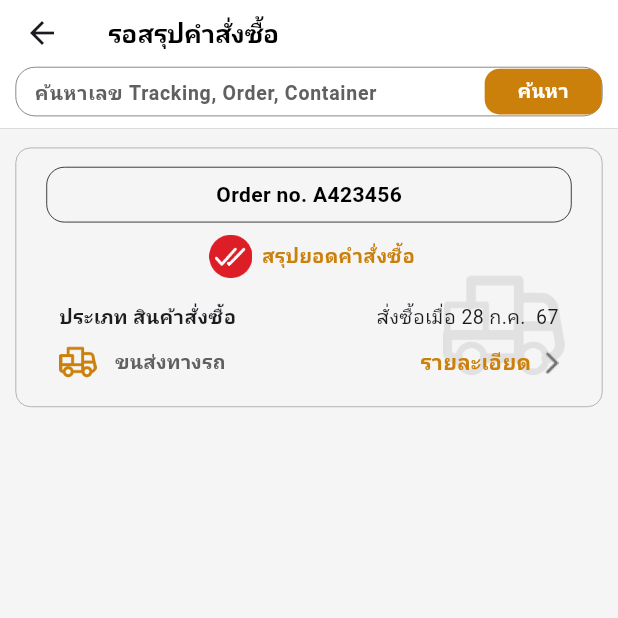
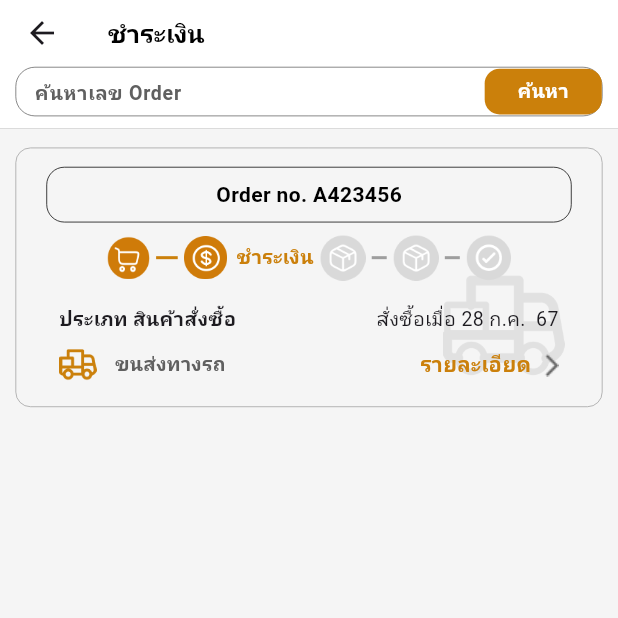
Before and after one commit to AshaTechCorporation/cookingapp, a Flutter app: the Waitpurchase screen opened directly, on a phone screen of 412 x 824 dp, the top half of it. Run offline on Flutter 3.47's test engine with Material 3 defaults, Android fonts, the phone set to English and light mode, and no system bars; our stand-ins replace dropdown_button2, dropdown_search, fl_chart, iconsax; Roboto replaces fonts that are missing (SukhumvitSet).

Commit message:
Edit Thawatchai V1

```diff
--- a/lib/track/waitpurchase.dart
+++ b/lib/track/waitpurchase.dart
@@ -12,7 +12,7 @@ class Waitpurchase extends StatelessWidget {
       appBar: AppBar(
         backgroundColor: white,
         title: Text(
-          'รอสรุปคำสั่งซื้อ',
+          'ชำระเงิน',
           style: TextStyle(fontSize: 17, color: Colors.black, fontWeight: FontWeight.bold),
         ),
         bottom: PreferredSize(
@@ -29,7 +29,7 @@ class Waitpurchase extends StatelessWidget {
                         flex: 8,
                         child: TextFormField(
                           decoration: InputDecoration(
-                            hintText: 'ค้นหาเลข Tracking, Order, Container ',
+                            hintText: 'ค้นหาเลข Order',
                             hintStyle: TextStyle(fontSize: 13, color: greyuserinfo, fontWeight: FontWeight.bold),
                             border: InputBorder.none,
                             contentPadding: EdgeInsets.only(bottom: size.height * 0.018, left: size.width * 0.03),
@@ -144,16 +144,68 @@ class Waitpurchase extends StatelessWidget {
                                     width: size.width * 0.01,
                                   ),
                                   Image.asset(
-                                    'assets/icons/waitsumready.png',
+                                    'assets/icons/waitsum.png',
+                                    height: size.height * 0.035,
+                                  ),
+                                  SizedBox(
+                                    width: size.width * 0.01,
+                                  ),
+                                  SizedBox(
+                                    width: size.width * 0.035,
+                                    child: Divider(
+                                      color: red1,
+                                      thickness: 2,
+                                    ),
+                                  ),
+                                  SizedBox(
+                                    width: size.width * 0.01,
+                                  ),
+                                  Image.asset(
+                                    'assets/icons/waitingorderpayment.png',
                                     height: size.height * 0.035,
                                   ),
                                   SizedBox(
                                     width: size.width * 0.015,
                                   ),
                                   Text(
-                                    'สรุปยอดคำสั่งซื้อ',
+                                    'ชำระเงิน',
                                     style: TextStyle(fontSize: 13, fontWeight: FontWeight.bold, color: red1),
-                                  )
+                                  ),
+                                  SizedBox(
+                                    width: size.width * 0.01,
+                                  ),
+                                  Image.asset('assets/icons/greybox.png', height: size.height * 0.037),
+                                  SizedBox(
+                                    width: size.width * 0.01,
+                                  ),
+                                  SizedBox(
+                                    width: 10,
+                                    child: Divider(
+                                      color: Colors.grey[500],
+                                      thickness: 2,
+                                    ),
+                                  ),
+                                  SizedBox(
+                                    width: size.width * 0.01,
+                                  ),
+                                  Image.asset('assets/icons/greybox.png', height: size.height * 0.037),
+                                  SizedBox(
+                                    width: size.width * 0.01,
+                                  ),
+                                  SizedBox(
+                                    width: 10,
+                                    child: Divider(
+                                      color: Colors.grey[500],
+                                      thickness: 2,
+                                    ),
+                                  ),
+                                  SizedBox(
+                                    width: size.width * 0.01,
+                                  ),
+                                  Image.asset('assets/icons/correctgrey.png', height: size.height * 0.037),
+                                  SizedBox(
+                                    width: size.width * 0.01,
+                                  ),
                                 ],
                               ),
                             ],
```
Also changed, not shown: lib/track/duringpurchase.dart (+11 -12 lines), lib/track/readytosend.dart (+10 -11 lines), lib/track/sended.dart (+10 -8 lines), lib/track/waitsumcard.dart (+56 -4 lines).
